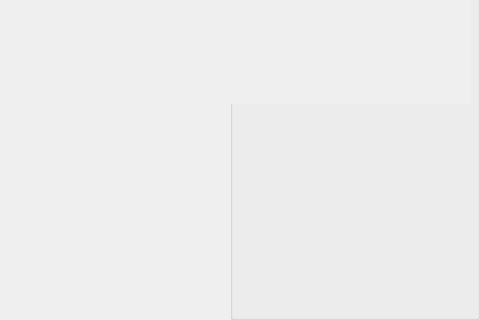
The window that view.ui (Kalean75/Sprite_Editor) describes before a commit, drawn with Qt 5; both pictures show x 800 to 1280 and y 400 to 720 of the 1280 by 720 pixel window.
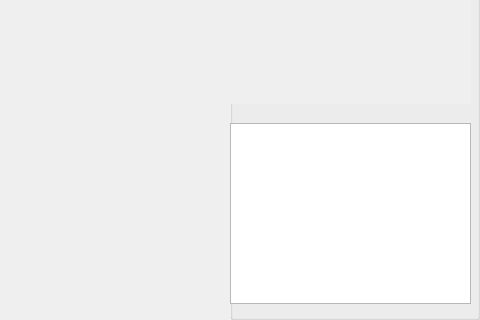
The same window after the commit. Icons and pictures are not drawn.

Commit message:
Preview sort of works with some issues (used QGraphicsView instead of QObject):
- Updates drawing in real time if selected frame is the same as the main
canvas view
- Single click on a frame on frameslist changes the image in the frame
preview window without changing the main canvas view
- Issue: if the selected frame and the frame shown in canvas are
different, drawing on canvas won't switch selection back to current
frame (shown in canvas), but should it?

Diff of the .ui file:
```diff
--- a/view.ui
+++ b/view.ui
@@ -333,6 +333,16 @@
           <string/>
          </property>
         </widget>
+        <widget class="QGraphicsView" name="preview">
+         <property name="geometry">
+          <rect>
+           <x>0</x>
+           <y>430</y>
+           <width>241</width>
+           <height>181</height>
+          </rect>
+         </property>
+        </widget>
        </widget>
       </item>
      </layout>
```
Left out of the diff: 14 changed lines with no effect on the pictures. The commit also changes 6 other files.
